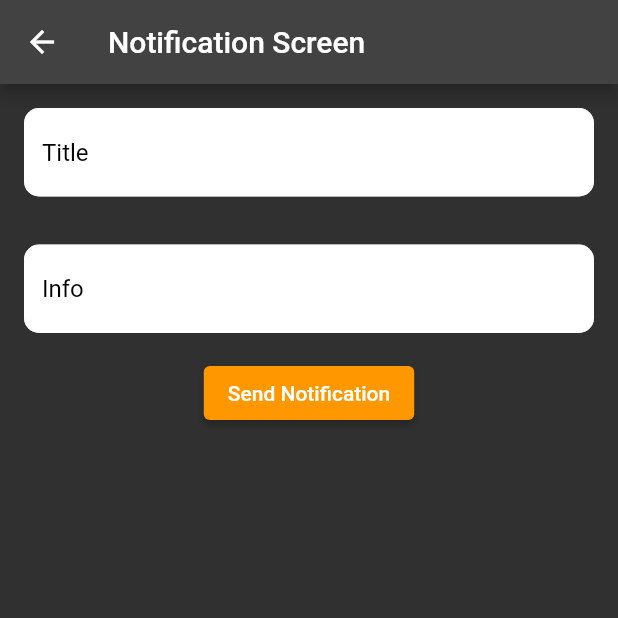
After one commit to Darkknight131714/FestApp, a Flutter app: the SendNotifScreen screen opened directly, on a phone screen of 412 x 824 dp, the top half of it. The commit adds this screen. Run offline on Flutter 3.47's test engine with Material 2 defaults, Android fonts, the phone set to English and light mode, and no system bars; our stand-ins replace card_swiper, cloud_firestore, firebase_auth, firebase_core, firebase_messaging, firebase_storage and 4 more; missing offline and left inert: razorpay_flutter; accounts and stored records are empty.

Commit message:
Added more features

```diff
--- a/lib/func.dart
+++ b/lib/func.dart
@@ -9,6 +9,7 @@ import 'package:firebase_auth/firebase_auth.dart';
 import 'package:cloud_firestore/cloud_firestore.dart';
 import 'package:uuid/uuid.dart';
 import 'main.dart';
+import 'package:http/http.dart' as http;
 
 FirebaseAuth auth = FirebaseAuth.instance;
 FirebaseFirestore firestore = FirebaseFirestore.instance;
@@ -199,3 +200,23 @@ Future<String> checkAlreadyRegistered(List<String> emails, String docID) async {
     return email;
   }
 }
+
+Future sendNotif(String title, String info) async {
+  Map<String, dynamic> m = {
+    "to": "/topics/student",
+    "notification": {
+      "body": info,
+      "title": title,
+    },
+    "body": info,
+    "title": title,
+    "mutable_content": true,
+    "sound": "Tri-tone"
+  };
+  Uri url = Uri.parse("https://fcm.googleapis.com/fcm/send");
+  var resp = await http.post(url, body: jsonEncode(m), headers: {
+    "Authorization":
+        "key=AAAAfQgzZLc:APA91bErrTyOqy_tQYphJRhE8sKtjGV1le8GFOQIWmbsFvoJ2HkefKTBt67FbQUgB9NY8ZMCLM9hFQ6X0kqdndRzV8pISQ7jH2o4qpMseb5L46HzpoqbI5t7HI61EWyNzFvRehUymnkx",
+    "Content-Type": "application/json"
+  });
+}
--- a/lib/login.dart
+++ b/lib/login.dart
@@ -1,4 +1,5 @@
 import 'package:festapp/signUp.dart';
+import 'package:firebase_messaging/firebase_messaging.dart';
 import 'package:flutter/material.dart';
 import 'func.dart';
 
@@ -82,6 +83,9 @@ class _LoginScreenState extends State<LoginScreen> {
               onPressed: () async {
                 String value = await signIn(email, password);
                 if (value == 'True') {
+                  await FirebaseMessaging.instance.subscribeToTopic('student');
+                  String temp = email.replaceAll('@', '_');
+                  await FirebaseMessaging.instance.subscribeToTopic(temp);
                   await keepLoggedIn(email);
                 } else {
                   ScaffoldMessenger.of(context)
--- /dev/null
+++ b/lib/sendNotif.dart
@@ -0,0 +1,71 @@
+import 'package:festapp/func.dart';
+import 'package:flutter/material.dart';
+
+class SendNotifScreen extends StatefulWidget {
+  const SendNotifScreen({Key? key}) : super(key: key);
+
+  @override
+  State<SendNotifScreen> createState() => _SendNotifScreenState();
+}
+
+class _SendNotifScreenState extends State<SendNotifScreen> {
+  String title = "", info = "";
+  @override
+  Widget build(BuildContext context) {
+    return Scaffold(
+      appBar: AppBar(
+        title: Text("Notification Screen"),
+      ),
+      body: Column(
+        children: [
+          Padding(
+            padding: const EdgeInsets.all(16.0),
+            child: TextField(
+              style: TextStyle(color: Colors.black),
+              decoration: InputDecoration(
+                border: OutlineInputBorder(
+                  borderRadius: BorderRadius.circular(10.0),
+                ),
+                hintStyle: TextStyle(color: Colors.black),
+                filled: true,
+                fillColor: Colors.white,
+                hintText: "Title",
+              ),
+              onChanged: (value) {
+                setState(() {
+                  title = value;
+                });
+              },
+            ),
+          ),
+          Padding(
+            padding: const EdgeInsets.all(16.0),
+            child: TextField(
+              style: TextStyle(color: Colors.black),
+              decoration: InputDecoration(
+                border: OutlineInputBorder(
+                  borderRadius: BorderRadius.circular(10.0),
+                ),
+                hintStyle: TextStyle(color: Colors.black),
+                filled: true,
+                fillColor: Colors.white,
+                hintText: "Info",
+              ),
+              onChanged: (value) {
+                setState(() {
+                  info = value;
+                });
+              },
+            ),
+          ),
+          ElevatedButton(
+            onPressed: () async {
+              await sendNotif(title, info);
+            },
+            child: Text("Send Notification"),
+          ),
+        ],
+      ),
+    );
+  }
+}
--- a/pubspec.yaml
+++ b/pubspec.yaml
@@ -44,6 +44,9 @@ dependencies:
   card_swiper: ^2.0.4
   razorpay_flutter: ^1.3.0
   numberpicker: ^2.1.1
+  flutter_local_notifications:
+  top_snackbar_flutter:
+  to_csv:
 
 dev_dependencies:
   flutter_test:
```
Also changed, not shown: lib/adminEventScreen.dart (+20 -1 lines), lib/adminHome.dart (+13 -0 lines), lib/home.dart (+21 -0 lines), lib/individualRegistration.dart (added, +51 -0 lines), lib/main.dart (+25 -0 lines), lib/registerTeam.dart (+37 -0 lines), lib/teamRegistration.dart (added, +69 -0 lines), pubspec.lock, 3 other files.
